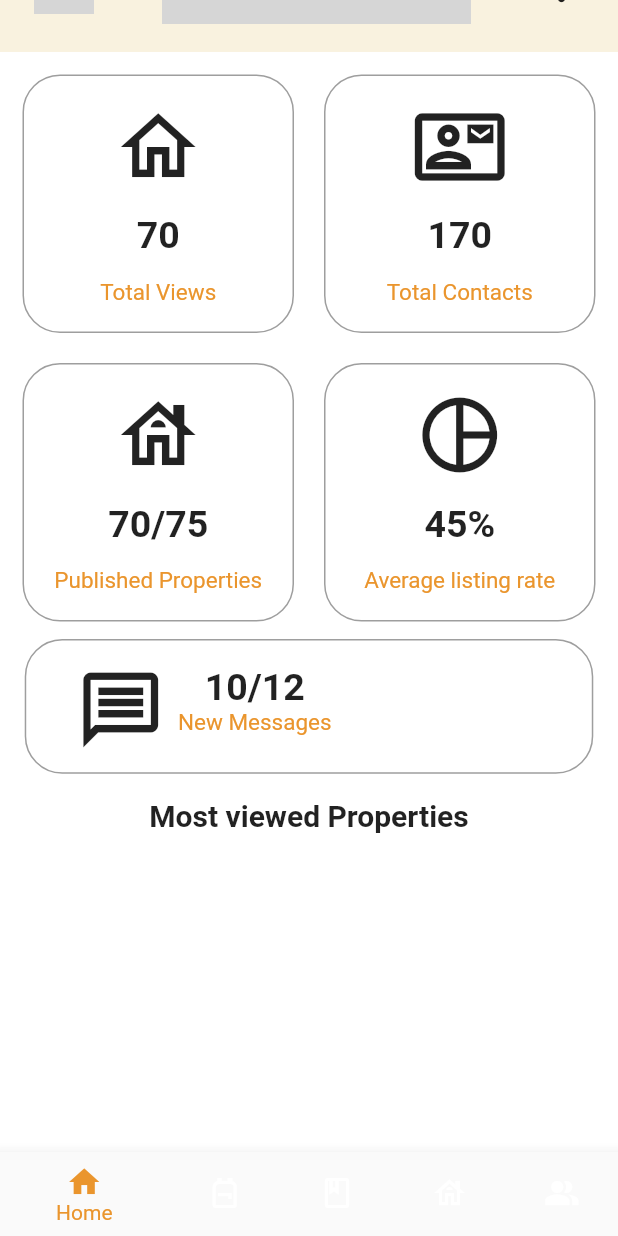
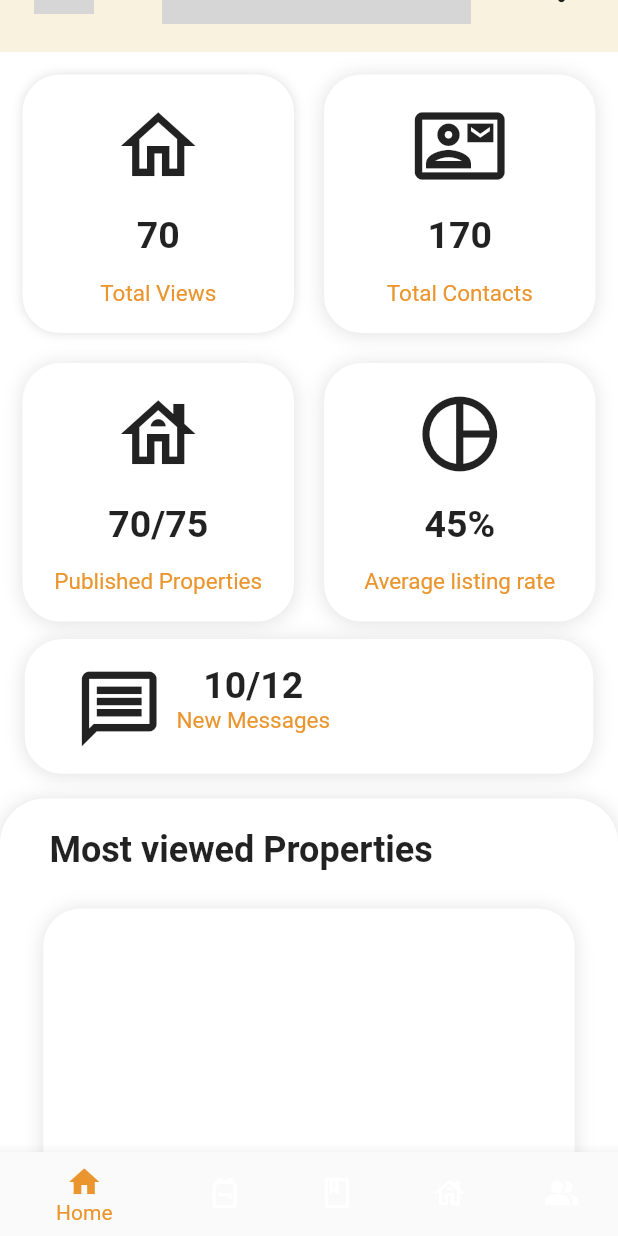
Before and after one commit to Rochak69/Flutter, a Flutter app: the DashBoard screen opened by its route, scrolled down 56 dp, on a phone screen of 412 x 824 dp. Run offline on Flutter 3.47's test engine with Material 2 defaults, Android fonts, the phone set to English and light mode, and no system bars; our stand-ins replace dots_indicator, sqflite; accounts and stored records are empty; network calls fail; grey boxes are pictures that could not be loaded.

Commit message:
Feat: dashboard update.

```diff
--- a/Front End/flutter_application_1/lib/screens/dashboard_screen.dart
+++ b/Front End/flutter_application_1/lib/screens/dashboard_screen.dart
@@ -20,7 +20,7 @@ class DashBoard extends StatelessWidget {
           children: [
             Container(
                 color: Colors.white,
-                height: height,
+                height: height * 2,
                 width: width,
                 child: Column(
                   children: [
@@ -70,7 +70,8 @@ class DashBoard extends StatelessWidget {
                         ),
                       ]),
                     ),
-                    Container(
+                    SingleChildScrollView(
+                      child: Container(
                           height: height * 0.47,
                           width: width,
                           decoration: BoxDecoration(
@@ -87,14 +88,24 @@ class DashBoard extends StatelessWidget {
                             children: [
                               GestureDetector(
                                 onTap: () {
-                                Navigator.pushNamed(context, SignInScreen.name);
+                                  Navigator.pushNamed(
+                                      context, SignInScreen.name);
                                 },
                                 child: Container(
                                   height: height * 0.1,
                                   padding: const EdgeInsets.all(10),
                                   decoration: BoxDecoration(
                                     borderRadius: BorderRadius.circular(25),
-                                    border: Border.all(color: Colors.grey)),
+                                    color: Colors.white,
+                                    boxShadow: [
+                                      BoxShadow(
+                                          color: Colors.grey.withOpacity(0.3),
+                                          offset:
+                                              const Offset(0.0, 0.0), //(x,y)
+                                          blurRadius: 5,
+                                          spreadRadius: 0.001),
+                                    ],
+                                  ),
                                   child: Column(
                                       mainAxisAlignment:
                                           MainAxisAlignment.spaceAround,
@@ -112,21 +123,32 @@ class DashBoard extends StatelessWidget {
                                         Text(
                                           "Total Views",
                                           style: TextStyle(
-                                            color: kColorPrimary, fontSize: 15),
+                                              color: kColorPrimary,
+                                              fontSize: 15),
                                         )
                                       ]),
                                 ),
                               ),
                               GestureDetector(
                                 onTap: () {
-                                Navigator.pushNamed(context, SignInScreen.name);
+                                  Navigator.pushNamed(
+                                      context, SignInScreen.name);
                                 },
                                 child: Container(
                                   height: height * 0.1,
                                   padding: const EdgeInsets.all(10),
                                   decoration: BoxDecoration(
                                     borderRadius: BorderRadius.circular(25),
-                                    border: Border.all(color: Colors.grey)),
+                                    color: Colors.white,
+                                    boxShadow: [
+                                      BoxShadow(
+                                          color: Colors.grey.withOpacity(0.3),
+                                          offset:
+                                              const Offset(0.0, 1.0), //(x,y)
+                                          blurRadius: 10,
+                                          spreadRadius: 0.1),
+                                    ],
+                                  ),
                                   child: Column(
                                       mainAxisAlignment:
                                           MainAxisAlignment.spaceAround,
@@ -144,21 +166,32 @@ class DashBoard extends StatelessWidget {
                                         Text(
                                           "Total Contacts",
                                           style: TextStyle(
-                                            color: kColorPrimary, fontSize: 15),
+                                              color: kColorPrimary,
+                                              fontSize: 15),
                                         )
                                       ]),
                                 ),
                               ),
                               GestureDetector(
                                 onTap: () {
-                                Navigator.pushNamed(context, SignInScreen.name);
+                                  Navigator.pushNamed(
+                                      context, SignInScreen.name);
                                 },
                                 child: Container(
                                   height: height * 0.1,
                                   padding: const EdgeInsets.all(10),
                                   decoration: BoxDecoration(
                                     borderRadius: BorderRadius.circular(25),
-                                    border: Border.all(color: Colors.grey)),
+                                    color: Colors.white,
+                                    boxShadow: [
+                                      BoxShadow(
+                                          color: Colors.grey.withOpacity(0.3),
+                                          offset:
+                                              const Offset(0.0, 1.0), //(x,y)
+                                          blurRadius: 10,
+                                          spreadRadius: 0.1),
+                                    ],
+                                  ),
                                   child: Column(
                                       mainAxisAlignment:
                                           MainAxisAlignment.spaceAround,
@@ -176,21 +209,32 @@ class DashBoard extends StatelessWidget {
                                         Text(
                                           "Published Properties",
                                           style: TextStyle(
-                                            color: kColorPrimary, fontSize: 15),
+                                              color: kColorPrimary,
+                                              fontSize: 15),
                                         )
                                       ]),
                                 ),
                               ),
                               GestureDetector(
                                 onTap: () {
-                                Navigator.pushNamed(context, SignInScreen.name);
+                                  Navigator.pushNamed(
+                                      context, SignInScreen.name);
                                 },
                                 child: Container(
                                   height: height * 0.1,
                                   padding: const EdgeInsets.all(10),
                                   decoration: BoxDecoration(
                                     borderRadius: BorderRadius.circular(25),
-                                    border: Border.all(color: Colors.grey)),
+                                    color: Colors.white,
+                                    boxShadow: [
+                                      BoxShadow(
+                                          color: Colors.grey.withOpacity(0.3),
+                                          offset:
+                                              const Offset(0.0, 1.0), //(x,y)
+                                          blurRadius: 10,
+                                          spreadRadius: 0.1),
+                                    ],
+                                  ),
                                   child: Column(
                                       mainAxisAlignment:
                                           MainAxisAlignment.spaceAround,
@@ -208,13 +252,15 @@ class DashBoard extends StatelessWidget {
                                         Text(
                                           "Average listing rate",
                                           style: TextStyle(
-                                            color: kColorPrimary, fontSize: 15),
+                                              color: kColorPrimary,
+                                              fontSize: 15),
                                         )
                                       ]),
                                 ),
                               ),
                             ],
                           )),
+                    ),
                     Padding(
                       padding: EdgeInsets.only(
                           top: width * 0.01,
@@ -228,7 +274,14 @@ class DashBoard extends StatelessWidget {
                         child: Container(
                           height: height * 0.109,
                           decoration: BoxDecoration(
-                              border: Border.all(color: Colors.grey),
+                              color: Colors.white,
+                              boxShadow: [
+                                BoxShadow(
+                                    color: Colors.grey.withOpacity(0.3),
+                                    offset: const Offset(0.0, 1.0), //(x,y)
+                                    blurRadius: 10,
+                                    spreadRadius: 0.1),
+                              ],
                               borderRadius: BorderRadius.circular(25)),
                           child: Padding(
                             padding: EdgeInsets.only(
@@ -261,9 +314,63 @@ class DashBoard extends StatelessWidget {
                         ),
                       ),
                     ),
+                    Flexible(
+                      child: Container(
+                        width: width,
+                        height: height,
+                        decoration: BoxDecoration(
+                          color: Colors.white,
+                          borderRadius: BorderRadius.circular(30),
+                          boxShadow: [
+                            BoxShadow(
+                                color: Colors.grey.withOpacity(0.3),
+                                offset: const Offset(0.0, 1.0), //(x,y)
+                                blurRadius: 10,
+                                spreadRadius: 0.1),
+                          ],
+                        ),
+                        child: Padding(
+                          padding: EdgeInsets.all(width * 0.05),
+                          child: Container(
+                            child: Column(
+                              children: [
+                                Row(
+                                  children: [
+                                    Padding(
+                                        padding: EdgeInsets.only(
+                                            left: width * 0.03)),
                                     const Text("Most viewed Properties",
                                         style: TextStyle(
-                            fontSize: 20, fontWeight: FontWeight.bold))
+                                            fontSize: 24,
+                                            fontWeight: FontWeight.bold)),
+                                  ],
+                                ),
+                                Padding(padding: EdgeInsets.all(width * 0.02)),
+                                Padding(
+                                  padding: EdgeInsets.all(width * 0.02),
+                                  child: Container(
+                                      width: width,
+                                      height: height * 0.8,
+                                      decoration: BoxDecoration(
+                                        borderRadius: BorderRadius.circular(25),
+                                        color: Colors.white,
+                                        boxShadow: [
+                                          BoxShadow(
+                                              color:
+                                                  Colors.grey.withOpacity(0.3),
+                                              offset: const Offset(
+                                                  0.0, 1.0), //(x,y)
+                                              blurRadius: 10,
+                                              spreadRadius: 0.1),
+                                        ],
+                                      )),
+                                )
+                              ],
+                            ),
+                          ),
+                        ),
+                      ),
+                    ),
                   ],
                 )),
           ],
```
Lines whose indentation alone changed are shown as unchanged.
